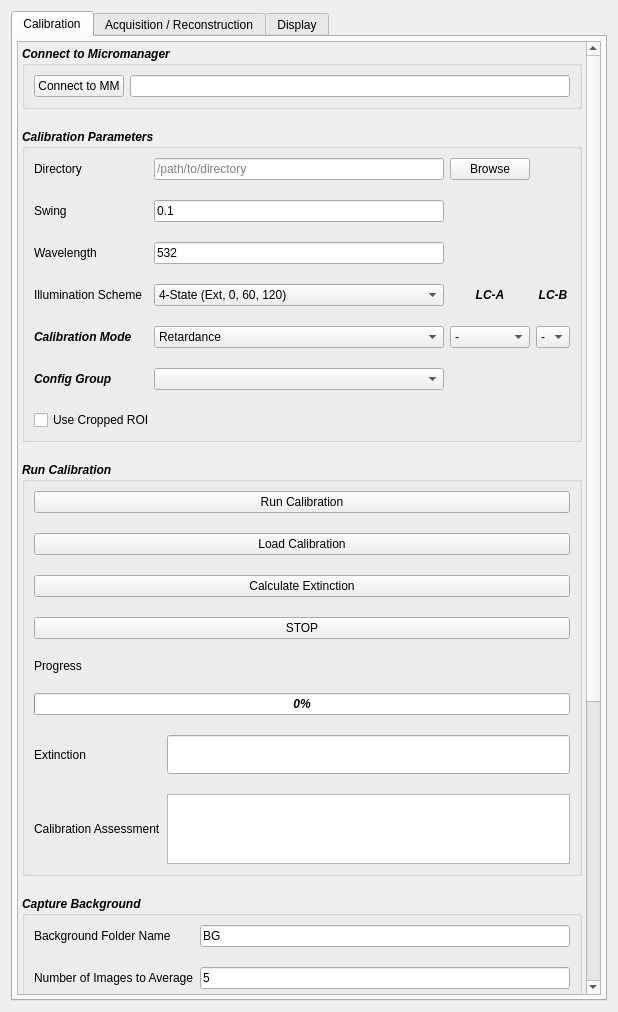
The window that recOrder/plugin/qtdesigner/recOrder_calibration_v5.ui (mehta-lab/waveorder) describes before a commit, drawn with Qt 5.
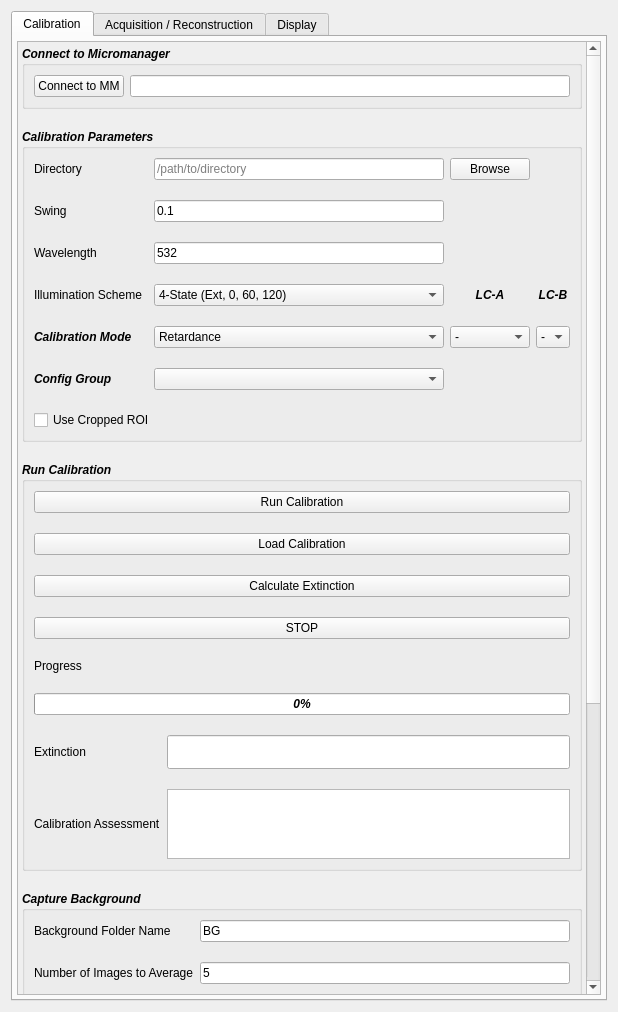
The same window after the commit. Custom widgets are drawn as their Qt base class.

Patch:
```diff
--- a/recOrder/plugin/qtdesigner/recOrder_calibration_v5.ui
+++ b/recOrder/plugin/qtdesigner/recOrder_calibration_v5.ui
@@ -120,7 +120,7 @@
             <x>0</x>
             <y>0</y>
             <width>578</width>
-            <height>1329</height>
+            <height>1326</height>
            </rect>
           </property>
           <property name="sizePolicy">
@@ -726,7 +726,7 @@
                 </property>
                 <property name="font">
                  <font>
-                  <pointsize>20</pointsize>
+                  <pointsize>17</pointsize>
                  </font>
                 </property>
                 <property name="readOnly">
```
Left out of the diff: 6 changed lines with no effect on the pictures.
